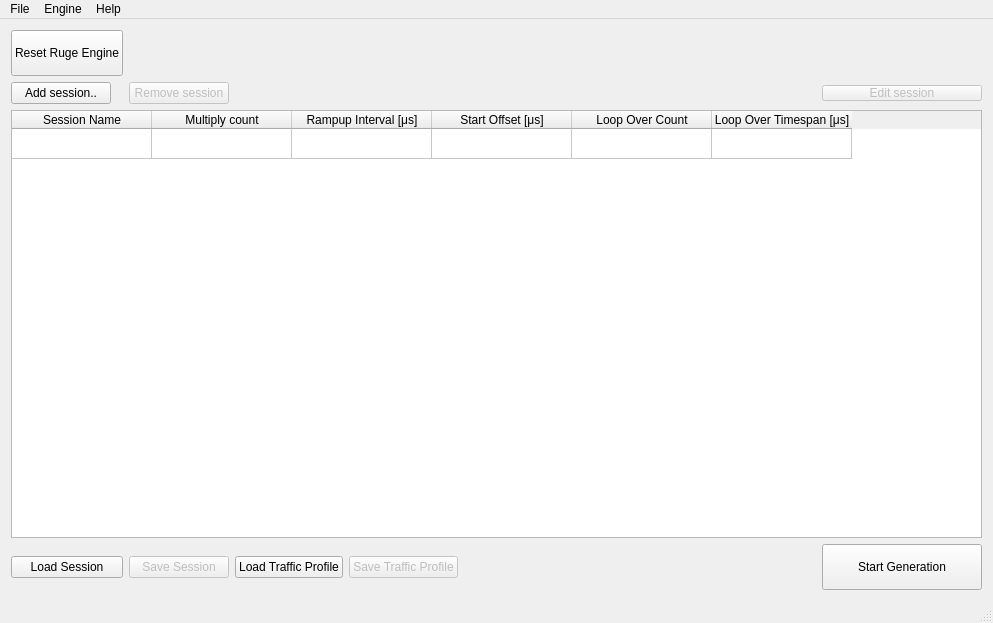
Before: the Qt Designer form trafficwindow.ui in MonteDarkfloyd/RUGE, drawn with Qt 5.
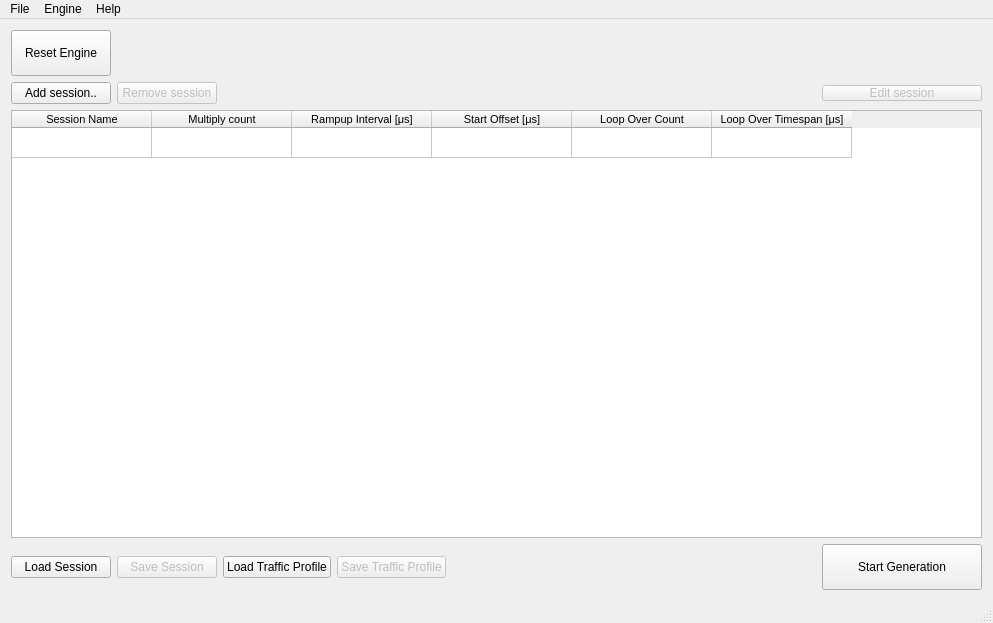
After: the same form once the commit is applied. Icons and pictures are not drawn.

The edit to the form file:
```diff
--- a/trafficwindow.ui
+++ b/trafficwindow.ui
@@ -16,6 +16,11 @@
     <height>623</height>
    </rect>
   </property>
+  <property name="font">
+   <font>
+    <family>MS Shell Dlg 2</family>
+   </font>
+  </property>
   <property name="mouseTracking">
    <bool>false</bool>
   </property>
@@ -90,6 +95,12 @@
     </item>
     <item row="2" column="0" colspan="6">
      <widget class="QTableWidget" name="tableWidget">
+      <property name="font">
+       <font>
+        <family>MS Shell Dlg 2</family>
+        <pointsize>8</pointsize>
+       </font>
+      </property>
       <property name="mouseTracking">
        <bool>true</bool>
       </property>
@@ -231,7 +242,7 @@
        </size>
       </property>
       <property name="text">
-       <string>Reset Ruge Engine</string>
+       <string>Reset Engine</string>
       </property>
       <property name="icon">
        <iconset resource="images.qrc">
```
Left out of the diff: 29 changed lines with no effect on the pictures.
